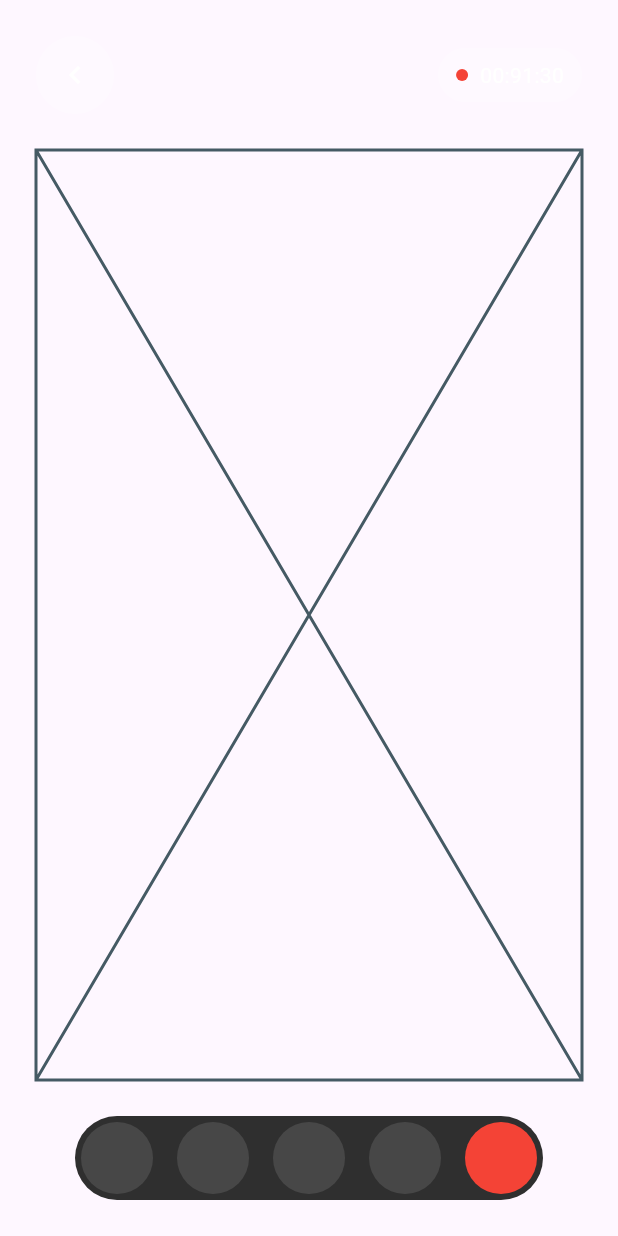
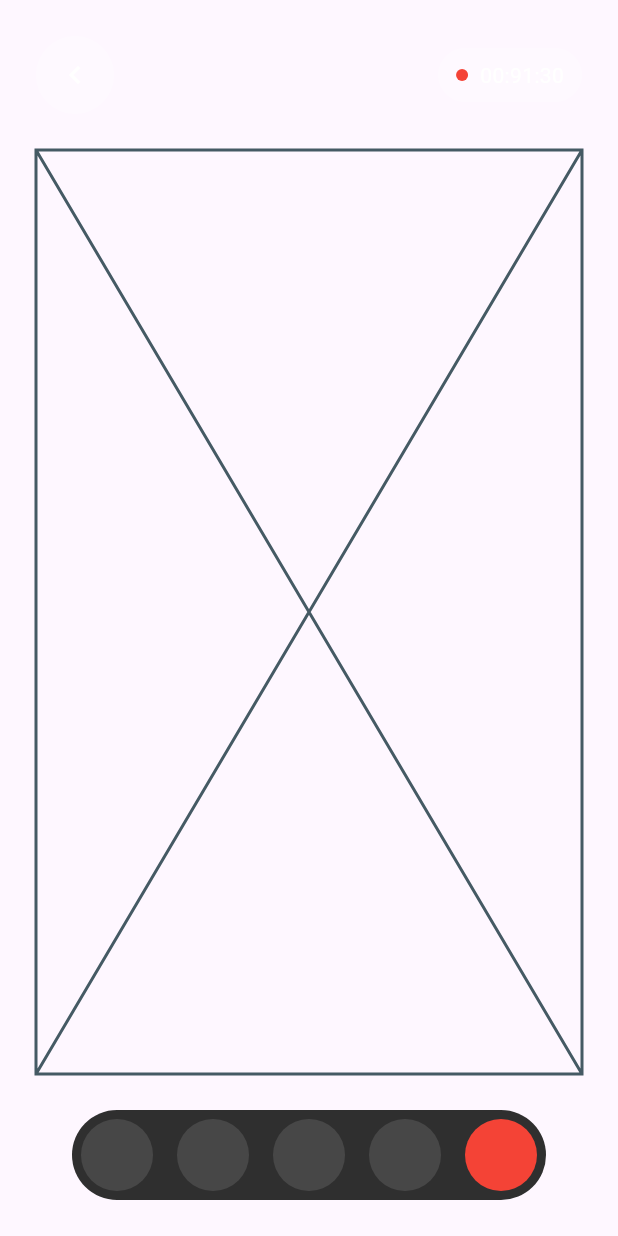
Before and after one commit to JAICHANGPARK/flutter_notebook_chapter_43, a Flutter app: the AiVideoDetailPage screen opened directly, on a phone screen of 412 x 824 dp. Run offline on Flutter 3.47's test engine with Material 3 defaults, Android fonts, the phone set to English and light mode, and no system bars; our stand-ins replace gap, hugeicons, percent_indicator.

Commit message:
Update ai_video_detail_page.dart

```diff
--- a/lib/ep2181_ai_video_chat_app/ui/ai_video_detail_page.dart
+++ b/lib/ep2181_ai_video_chat_app/ui/ai_video_detail_page.dart
@@ -58,7 +58,7 @@ class _AiVideoDetailPageState extends State<AiVideoDetailPage> {
                   shape: StadiumBorder(),
                   color: Color.fromRGBO(47, 47, 47, 1),
                 ),
-                padding: EdgeInsets.all(4),
+                padding: EdgeInsets.all(6),
                 child: Row(
                   mainAxisSize: MainAxisSize.min,
                   spacing: 16,
```
